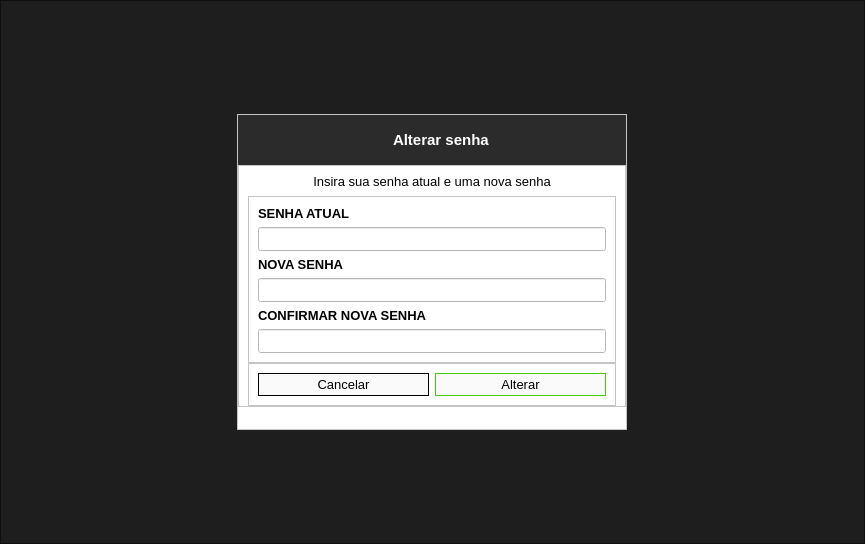
This is atualizar_senha.ui in ryanbsdeveloper/app-desktop-caltec as Qt 5 draws it before an edit. The edited form follows.
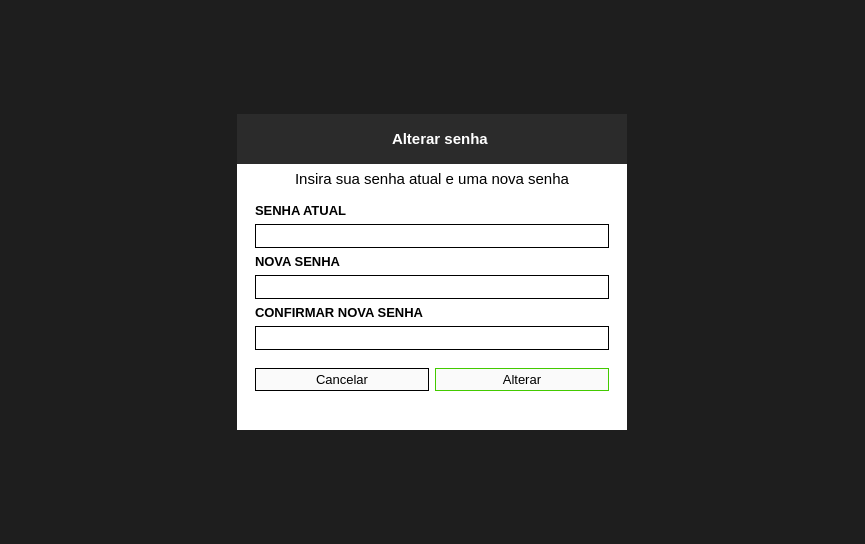
This is the edited form. Icons and pictures are not drawn.

Diff of the .ui file:
```diff
--- a/atualizar_senha.ui
+++ b/atualizar_senha.ui
@@ -55,7 +55,7 @@
       </font>
      </property>
      <property name="frameShape">
-      <enum>QFrame::StyledPanel</enum>
+      <enum>QFrame::NoFrame</enum>
      </property>
      <property name="frameShadow">
       <enum>QFrame::Raised</enum>
@@ -81,7 +81,9 @@
          </font>
         </property>
         <property name="styleSheet">
-         <string notr="true">background-color: rgb(255, 255, 255);</string>
+         <string notr="true">background-color: rgb(255, 255, 255);
+border:0
+</string>
         </property>
         <property name="frameShape">
          <enum>QFrame::StyledPanel</enum>
@@ -119,7 +121,8 @@
             </font>
            </property>
            <property name="styleSheet">
-            <string notr="true">background-color: rgb(43, 43, 43);</string>
+            <string notr="true">background-color: rgb(43, 43, 43);
+border:0</string>
            </property>
            <property name="frameShape">
             <enum>QFrame::NoFrame</enum>
@@ -245,7 +248,7 @@
                  <property name="font">
                   <font>
                    <family>Segoe UI</family>
-                   <pointsize>10</pointsize>
+                   <pointsize>11</pointsize>
                   </font>
                  </property>
                  <property name="text">
@@ -296,7 +299,8 @@
                   </font>
                  </property>
                  <property name="styleSheet">
-                  <string notr="true">QLineEdit{padding:3px}
+                  <string notr="true">QLineEdit{padding:3px;
+border:1px solid}
 QLineEdit:focus{
 border:1px solid rgb(67, 202, 0)
 }</string>
@@ -329,7 +333,8 @@
                   </font>
                  </property>
                  <property name="styleSheet">
-                  <string notr="true">QLineEdit{padding:3px}
+                  <string notr="true">QLineEdit{padding:3px;
+border:1px solid}
 QLineEdit:focus{
 border:1px solid rgb(67, 202, 0)
 }</string>
@@ -362,7 +367,8 @@
                   </font>
                  </property>
                  <property name="styleSheet">
-                  <string notr="true">QLineEdit{padding:3px}
+                  <string notr="true">QLineEdit{padding:3px;
+border:1px solid}
 QLineEdit:focus{
 border:1px solid rgb(67, 202, 0)
 }</string>
```
